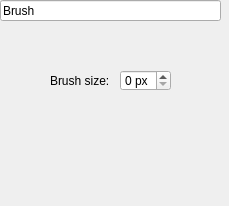
DevTeamSCH/animeditor, file ui/properties/brushprop.ui: the form before one commit.
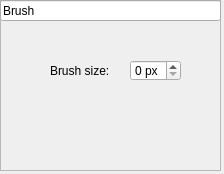
The form after the commit.

Commit message: Created values to properties class

What changed in the file:
```diff
--- a/ui/properties/brushprop.ui
+++ b/ui/properties/brushprop.ui
@@ -6,18 +6,49 @@
    <rect>
     <x>0</x>
     <y>0</y>
-    <width>229</width>
-    <height>206</height>
+    <width>224</width>
+    <height>174</height>
    </rect>
   </property>
   <property name="windowTitle">
    <string>Form</string>
   </property>
+  <widget class="QFrame" name="frame">
+   <property name="geometry">
+    <rect>
+     <x>0</x>
+     <y>0</y>
+     <width>221</width>
+     <height>171</height>
+    </rect>
+   </property>
+   <property name="frameShape">
+    <enum>QFrame::StyledPanel</enum>
+   </property>
+   <property name="frameShadow">
+    <enum>QFrame::Plain</enum>
+   </property>
+   <widget class="QLineEdit" name="lineEdit">
+    <property name="geometry">
+     <rect>
+      <x>0</x>
+      <y>0</y>
+      <width>221</width>
+      <height>21</height>
+     </rect>
+    </property>
+    <property name="text">
+     <string>Brush</string>
+    </property>
+    <property name="readOnly">
+     <bool>true</bool>
+    </property>
+   </widget>
   <widget class="QLabel" name="label">
    <property name="geometry">
     <rect>
      <x>50</x>
-     <y>70</y>
+      <y>60</y>
      <width>61</width>
      <height>21</height>
     </rect>
@@ -29,8 +60,8 @@
   <widget class="QSpinBox" name="spinBox">
    <property name="geometry">
     <rect>
-     <x>120</x>
-     <y>70</y>
+      <x>130</x>
+      <y>60</y>
      <width>51</width>
      <height>21</height>
     </rect>
@@ -42,21 +73,6 @@
     <number>10</number>
    </property>
   </widget>
-  <widget class="QLineEdit" name="lineEdit">
-   <property name="geometry">
-    <rect>
-     <x>0</x>
-     <y>0</y>
-     <width>221</width>
-     <height>21</height>
-    </rect>
-   </property>
-   <property name="text">
-    <string>Brush</string>
-   </property>
-   <property name="readOnly">
-    <bool>true</bool>
-   </property>
   </widget>
  </widget>
  <resources/>
```
Lines whose indentation alone changed are shown as unchanged. The commit also changes 14 other files.
